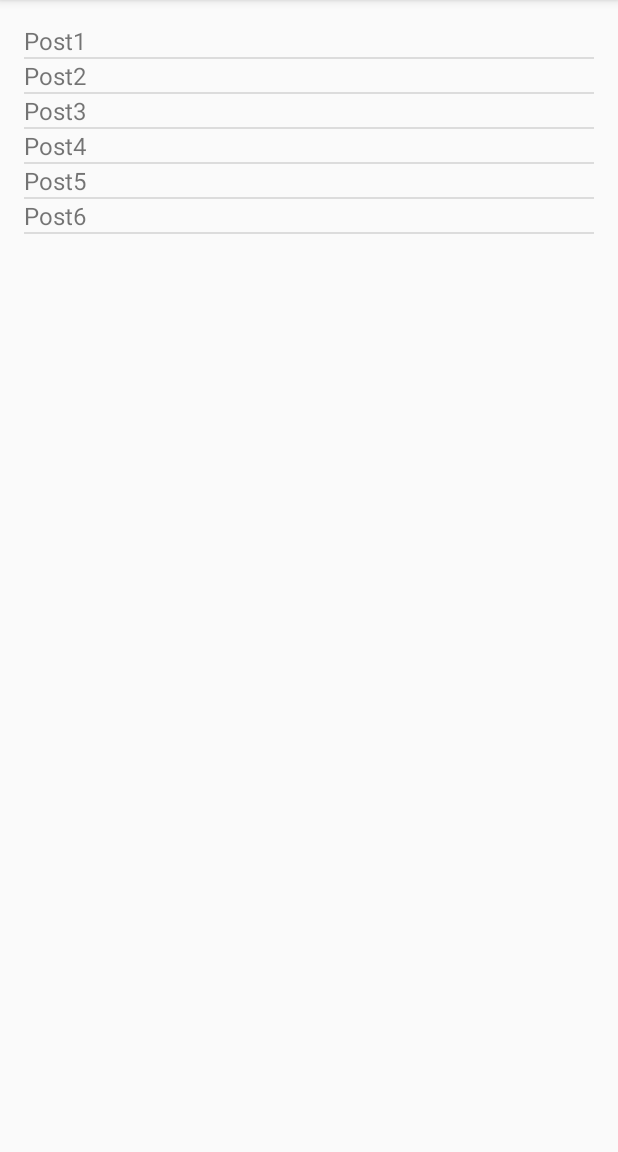
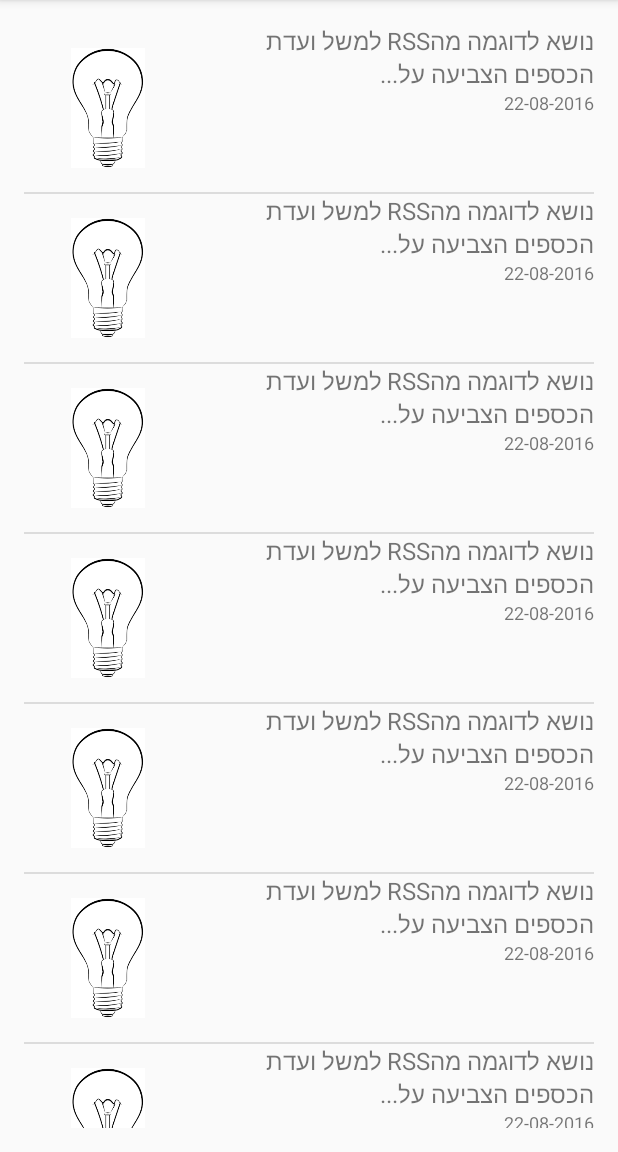
Before and after one commit to supaeli/Wise-Influence, an Android app: the screen it shows after launch (PostsFeedActivity), on a phone screen of 412 x 824 dp, the part 84-1236 px from its top. Run offline under Robolectric (Android 15) with nearby library versions, the phone set to English and light mode, and no system bars.

Commit message:
Upgraded to custom array adapter and implemented the desired UI

```diff
--- /dev/null
+++ b/app/src/main/java/app/com/eliroy/android/wiseinfluence/Controller/CustomAdapter.java
@@ -0,0 +1,44 @@
+package app.com.eliroy.android.wiseinfluence.Controller;
+
+import android.app.Activity;
+import android.content.Context;
+import android.view.LayoutInflater;
+import android.view.View;
+import android.view.ViewGroup;
+import android.widget.ArrayAdapter;
+import android.widget.ImageView;
+import android.widget.TextView;
+
+import app.com.eliroy.android.wiseinfluence.Model.Post;
+import app.com.eliroy.android.wiseinfluence.R;
+
+/**
+ * Created by elay1_000 on 22/08/2016.
+ */
+public class CustomAdapter extends ArrayAdapter<Post> {
+
+    private Activity myContext;
+    private Post[] data;
+
+    public CustomAdapter(Context context, int resource, Post[] objects) {
+        super(context, resource, objects);
+        myContext = (Activity) context;
+        data = objects;
+    }
+
+    public View getView(int position, View convertView, ViewGroup parent){
+        LayoutInflater myInflater = myContext.getLayoutInflater();
+        View rowView = myInflater.inflate(R.layout.list_item_template, null);
+        ImageView imageView = (ImageView)rowView.findViewById(R.id.elisImage);
+
+        if(data[position].getPicURL() == null){
+            imageView.setImageResource(R.drawable.bulb_icon);
+        }
+        TextView rowTitleView = (TextView) rowView.findViewById(R.id.elisText);
+        rowTitleView.setText(data[position].getTopic());
+        TextView rowDateView = (TextView) rowView.findViewById(R.id.elisDate);
+        rowDateView.setText(data[position].getDate());
+        return rowView;
+    }
+
+}
--- a/app/src/main/java/app/com/eliroy/android/wiseinfluence/Controller/PostsFeedActivity.java
+++ b/app/src/main/java/app/com/eliroy/android/wiseinfluence/Controller/PostsFeedActivity.java
@@ -5,19 +5,32 @@ import android.os.Bundle;
 import android.widget.ArrayAdapter;
 import android.widget.ListView;
 
+import app.com.eliroy.android.wiseinfluence.Model.Post;
 import app.com.eliroy.android.wiseinfluence.R;
 
 public class PostsFeedActivity extends AppCompatActivity {
 
-    private String[] items = {"Post1", "Post2", "Post3", "Post4", "Post5", "Post6"};
+    private Post[] posts;
 
     @Override
     protected void onCreate(Bundle savedInstanceState) {
         super.onCreate(savedInstanceState);
         setContentView(R.layout.activity_posts_feed);
 
+        generatePseudoData();
         ListView myList = (ListView)findViewById(R.id.feed_list_view);
-        ArrayAdapter<String> myArrayAdapter = new ArrayAdapter<String>(this,R.layout.simple_post_item_template, items);
+        CustomAdapter myArrayAdapter = new CustomAdapter(this,R.layout.list_item_template, posts);
         myList.setAdapter(myArrayAdapter);
     }
+
+    private void generatePseudoData(){
+        Post data = null;
+        posts = new Post[10];
+
+        for (int i = 0; i < 10; i++){
+            data = new Post();
+            posts[i] = data;
+        }
+    }
+
 }
--- a/app/src/main/java/app/com/eliroy/android/wiseinfluence/Model/Post.java
+++ b/app/src/main/java/app/com/eliroy/android/wiseinfluence/Model/Post.java
@@ -1,5 +1,6 @@
 package app.com.eliroy.android.wiseinfluence.Model;
 
+import java.text.SimpleDateFormat;
 import java.util.Date;
 import java.util.UUID;
 
@@ -12,18 +13,32 @@ public class Post{
     private String id = "";
     private String topic = "";
     private String content = "";
-    private Date date;
+    private String date;
+    //remove later
+    private String imgUrl;
 
     public Post(){
         id = UUID.randomUUID().toString();
         topic += "נושא לדוגמה מהRSS למשל ועדת הכספים הצביעה על...";
-        date = new Date();
+        date = new SimpleDateFormat("dd-MM-yyyy").format(new Date());
         //String date = new SimpleDateFormat("dd-MM-yyyy").format(new Date()); - get this line to whereever we need
         // to present date as String.
         content = topic + "";
+        imgUrl = null;
     }
     //TODO getters and setters
+    public String getTopic(){
+        return topic;
+    }
 
+    public String getDate(){
+        return date;
+    }
+
+    //delete later also
+    public String getPicURL(){
+        return imgUrl;
+    }
 
 
 }
```
Also changed, not shown: app/src/main/res/drawable/bulb_icon.png (added).
